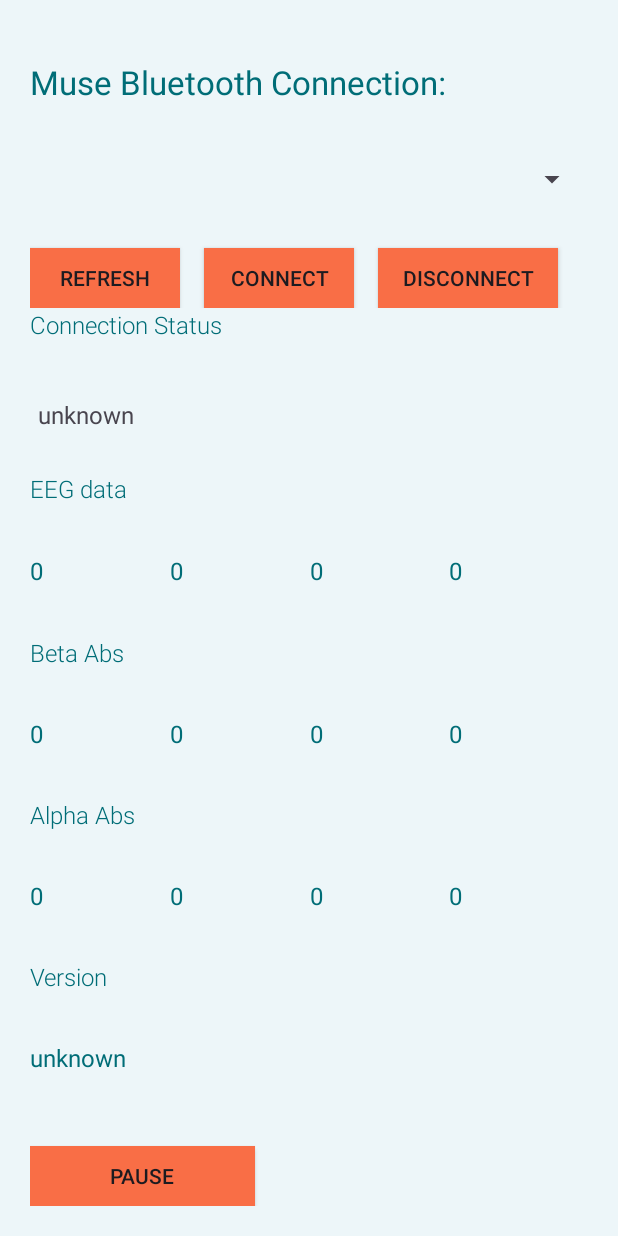
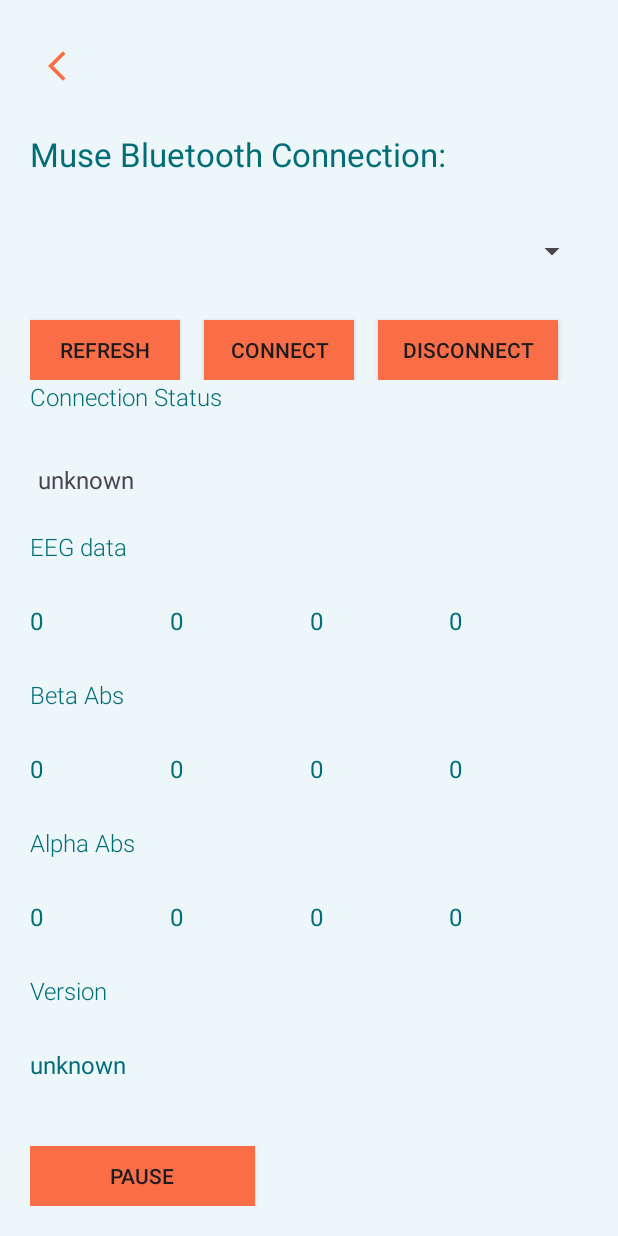
Before and after one commit to minesamaro/MuseCMEB, an Android app: the LibTest screen opened directly, with no data from a screen before it, on a phone screen of 412 x 824 dp. Run offline under Robolectric (Android 15) with nearby library versions, the phone set to English and light mode, and no system bars; libraries missing offline, so code that uses them is left out: com.choosemuse.libmuse; 5 statements that could not run were skipped.

Commit message:
"Finishing Touches"

```diff
--- a/App/app/src/main/java/org/mines/cmeb/musecmeb/LibTest.java
+++ b/App/app/src/main/java/org/mines/cmeb/musecmeb/LibTest.java
@@ -52,6 +52,7 @@
 import android.view.View.OnClickListener;
 import android.widget.ArrayAdapter;
 import android.widget.Button;
+import android.widget.ImageButton;
 import android.widget.Spinner;
 import android.widget.TextView;
 import android.bluetooth.BluetoothAdapter;
@@ -578,6 +579,9 @@
         spinnerAdapter = new ArrayAdapter<>(this, android.R.layout.simple_spinner_item);
         Spinner musesSpinner = findViewById(R.id.muses_spinner);
         musesSpinner.setAdapter(spinnerAdapter);
+
+        ImageButton backBt = findViewById(R.id.backButton);
+        backBt.setOnClickListener(view -> onBackPressed());
     }
 
     /**
--- a/App/app/src/main/java/org/mines/cmeb/musecmeb/PastSessionFragment.java
+++ b/App/app/src/main/java/org/mines/cmeb/musecmeb/PastSessionFragment.java
@@ -81,7 +81,7 @@
 
 
         // Line Chart Definitions and settings
-        LineDataSet lineDataSet1 = new LineDataSet(dataValues(), "Data Set 1");
+        LineDataSet lineDataSet1 = new LineDataSet(dataValues(), "Stress Index over time");
         ArrayList<ILineDataSet> dataSets = new ArrayList<>();
         dataSets.add(lineDataSet1);
 
--- a/App/app/src/main/res/layout/bluetooth2.xml
+++ b/App/app/src/main/res/layout/bluetooth2.xml
@@ -5,6 +5,15 @@
     android:background="@color/our_lighter_blue"
     android:orientation="vertical"
     android:padding="20dp">
+
+    <ImageButton
+        android:id="@+id/backButton"
+        android:layout_width="48dp"
+        android:layout_height="48dp"
+        android:layout_gravity="start"
+        android:background="?attr/selectableItemBackgroundBorderless"
+        android:contentDescription="Back button in the end of session layout"
+        android:src="@drawable/ic_arrow_back" />
 
     <TextView
         android:id="@+id/textView"
--- a/App/app/src/main/res/layout/fragment_history.xml
+++ b/App/app/src/main/res/layout/fragment_history.xml
@@ -47,7 +47,8 @@
             android:drawSelectorOnTop="false"
 
             android:paddingHorizontal="5dp"
-            android:paddingVertical="10dp">
+            android:paddingVertical="10dp"
+            android:paddingStart="20dp">
 
         </ListView>
 
```
